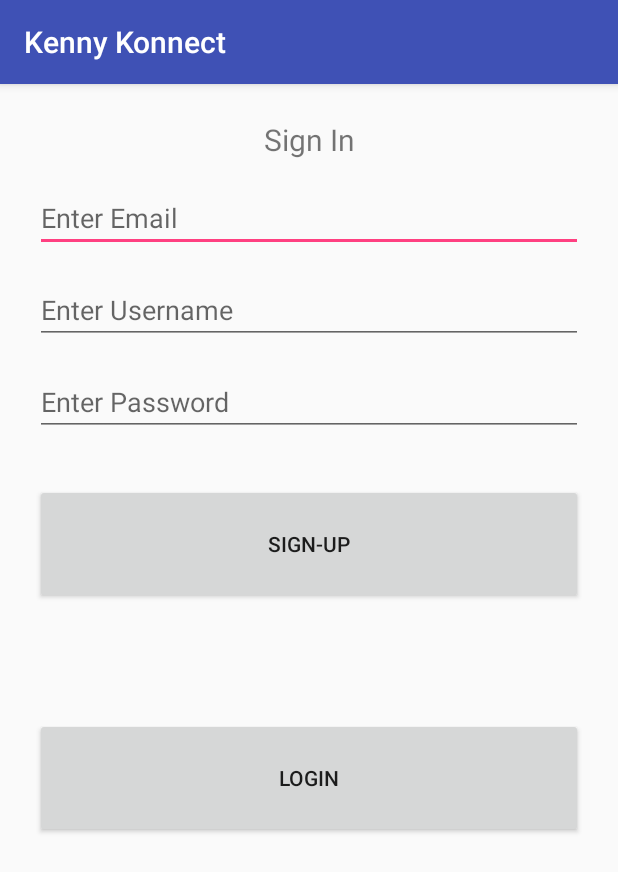
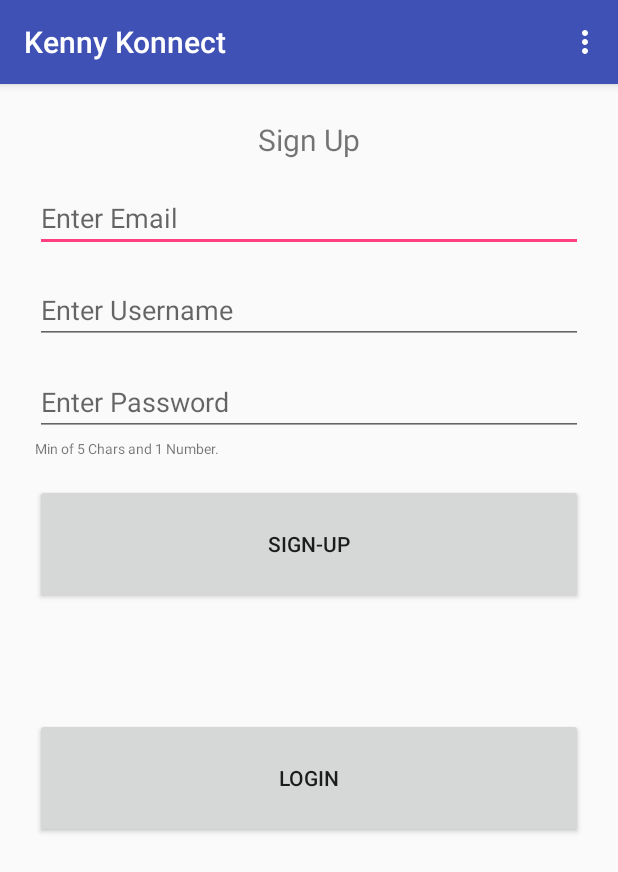
Before and after one commit to KennyCorcoran/ChatApp, an Android app: the screen it shows after launch (RegisterActivity), after a tap on "SIGN-UP", on a phone screen of 412 x 824 dp. Shown: the top 872 px of the screen. Run offline under Robolectric (Android 15) with nearby library versions, the phone set to English and light mode, and no system bars; our stand-ins replace Firebase (no records; nobody signed in at launch, a user with empty details on screens opened directly); 3 statements that could not run were skipped.

Commit message:
Added in some error checking and QoL fixes

```diff
--- a/app/src/main/java/com/example/magic/chatapp/RegisterActivity.java
+++ b/app/src/main/java/com/example/magic/chatapp/RegisterActivity.java
@@ -1,13 +1,18 @@
 package com.example.magic.chatapp;
 // Kevin Corcoran C00110665
 
+import android.content.Context;
 import android.content.Intent;
 import android.os.Bundle;
 import android.support.annotation.NonNull;
 import android.support.v7.app.AppCompatActivity;
 import android.text.TextUtils;
+import android.view.Menu;
+import android.view.MenuItem;
 import android.view.View;
+import android.view.inputmethod.InputMethodManager;
 import android.widget.EditText;
+import android.widget.Toast;
 
 import com.google.android.gms.tasks.OnCompleteListener;
 import com.google.android.gms.tasks.Task;
@@ -39,29 +44,77 @@ public class RegisterActivity extends AppCompatActivity{
 
     }
 
+    // Creates the option menu
+    @Override
+    public boolean onCreateOptionsMenu(Menu menu) {
+
+        getMenuInflater().inflate(R.menu.menu,menu);
+
+        return true;
+    }
+
+    //option menu select options
+    @Override
+    public boolean onOptionsItemSelected(MenuItem item) {
+
+        int id = item.getItemId();
+
+        switch (id)
+        {
+
+            case R.id.author:
+                Toast.makeText(this,"Author: Kevin Corcoran  Student No: C00110665", Toast.LENGTH_SHORT).show();
+                break;
+        }
+
+        return true;
+    }
+
+
     public void signUpButtonClick(View view){
         // gets the content from the texboxes and puts them into the corrrect variables
         final String contentName, contentPassword, contentEmail;
         contentName = name.getText().toString().trim();
         contentPassword = password.getText().toString().trim();
         contentEmail = email.getText().toString().trim();
+        String emailPattern = "[a-zA-Z0-9._-]+@[a-z]+\\.+[a-z]+";
+        String passwordPattern = "^(?=.*[0-9]).{5,}$";
+
+        if(contentEmail.matches(emailPattern)) {
+
+            if (contentPassword.matches(passwordPattern)){
 
                 // checks if the variables are not empty
-        if(!TextUtils.isEmpty(contentName) && !TextUtils.isEmpty(contentPassword) && !TextUtils.isEmpty(contentEmail)){
+                if (!TextUtils.isEmpty(contentName) && !TextUtils.isEmpty(contentPassword) && !TextUtils.isEmpty(contentEmail)) {
                     // Creates the user with method
                     mobileAuth.createUserWithEmailAndPassword(contentEmail, contentPassword).addOnCompleteListener(new OnCompleteListener<AuthResult>() {
                         @Override
                         public void onComplete(@NonNull Task<AuthResult> task) {
 
-                    if(task.isSuccessful()){
+                            if (task.isSuccessful()) {
                                 String userID = mobileAuth.getCurrentUser().getUid();   // gets current user id
                                 DatabaseReference currentUserDB = mobileDB.child(userID);   // gets database reference for the child userID
                                 currentUserDB.child("Name").setValue(contentName);  // sets the new user in the name child from the contentName
-                        startActivity(new Intent(RegisterActivity.this,LoginActivity.class));   // sets up the new user from register to login activity
+                                startActivity(new Intent(RegisterActivity.this, LoginActivity.class));   // sets up the new user from register to login activity
                             }
                         }
                     });
                 }
+            }
+            else{
+                Toast.makeText(getApplicationContext(),"Invalid Password Pattern (Min of 5 Chars and 1 Number)", Toast.LENGTH_SHORT).show();
+            }
+        }
+        else{
+            Toast.makeText(getApplicationContext(),"Invalid email address", Toast.LENGTH_SHORT).show();
+        }
+
+        InputMethodManager inputManager = (InputMethodManager)
+                getSystemService(Context.INPUT_METHOD_SERVICE);
+
+        inputManager.hideSoftInputFromWindow(getCurrentFocus().getWindowToken(),
+                InputMethodManager.HIDE_NOT_ALWAYS);
+
     }
     // skips signup if already in the dataase
     public void loginButtonClick(View view){
--- a/app/src/main/res/layout/register.xml
+++ b/app/src/main/res/layout/register.xml
@@ -23,7 +23,7 @@
         android:layout_marginRight="8dp"
         android:layout_marginStart="8dp"
         android:layout_marginTop="8dp"
-        android:text="Sign In"
+        android:text="Sign Up"
         android:textSize="20dp"
         android:gravity="center"
         app:layout_constraintEnd_toEndOf="parent"
@@ -68,9 +68,28 @@
         android:layout_marginStart="8dp"
         android:layout_marginTop="16dp"
         android:hint="Enter Password"
+        android:inputType="textPassword"
         app:layout_constraintEnd_toEndOf="parent"
         app:layout_constraintStart_toStartOf="parent"
         app:layout_constraintTop_toBottomOf="@+id/usernameEdit" />
+
+    <TextView
+        android:id="@+id/passInfo"
+        android:layout_width="match_parent"
+        android:layout_height="wrap_content"
+        android:layout_marginBottom="8dp"
+        android:layout_marginEnd="8dp"
+        android:layout_marginLeft="8dp"
+        android:layout_marginRight="8dp"
+        android:layout_marginStart="8dp"
+        android:layout_marginTop="220dp"
+        android:text="Min of 5 Chars and 1 Number."
+        android:textSize="9dp"
+        app:layout_constraintBottom_toTopOf="@+id/signUpButton"
+        app:layout_constraintEnd_toEndOf="parent"
+        app:layout_constraintStart_toStartOf="parent"
+        app:layout_constraintTop_toTopOf="parent"
+        app:layout_constraintVertical_bias="0.111" />
     <!-- SignUp button-->
     <Button
         android:id="@+id/signUpButton"
```
Also changed, not shown: app/src/main/java/com/example/magic/chatapp/LoginActivity.java (+53 -1 lines), app/src/main/java/com/example/magic/chatapp/MainActivity.java (+10 -0 lines). Lines whose indentation alone changed are shown as unchanged.
